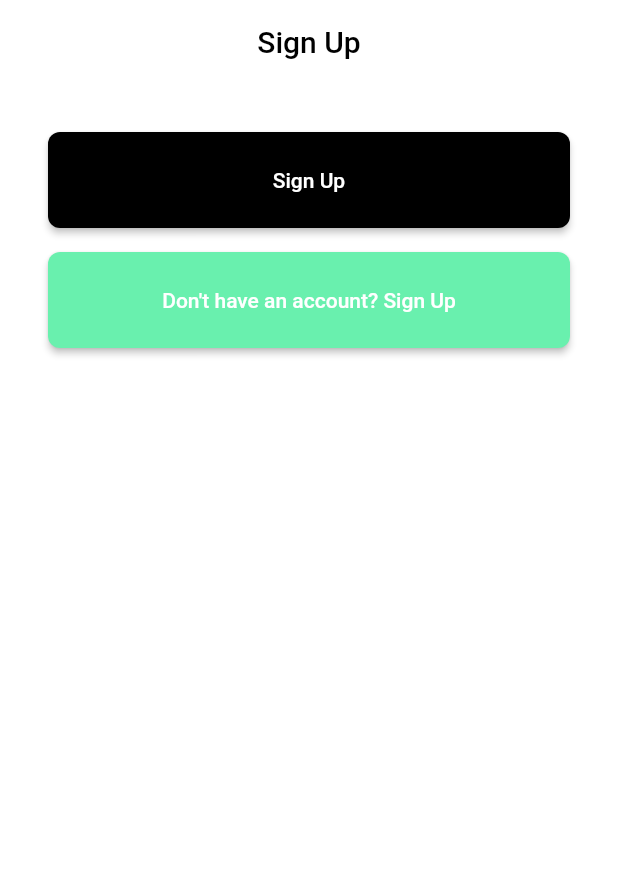
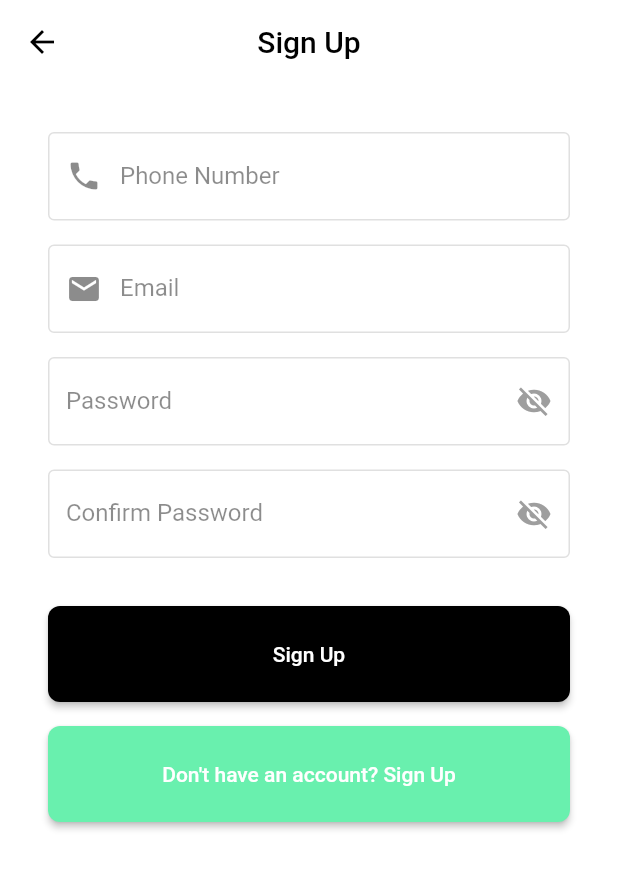
Before and after one commit to kayzkenny/cabify, a Flutter app: the screen it shows after launch, after a tap on an icon or button, on a phone screen of 412 x 824 dp. Shown: the top 869 px of the screen. Run offline on Flutter 3.47's test engine with Material 2 defaults, Android fonts, the phone set to English and light mode, and no system bars; our stand-ins replace firebase_core, flutter_hooks; accounts and stored records are empty.

Commit message:
style: update signup page ui

```diff
--- a/lib/main.dart
+++ b/lib/main.dart
@@ -18,6 +18,9 @@ class App extends StatelessWidget {
     return MaterialApp(
       debugShowCheckedModeBanner: false,
       title: 'Cabify',
+      theme: ThemeData(
+        primaryColor: Colors.greenAccent,
+      ),
       onGenerateRoute: (settings) {
         if (settings.name == '/') {
           return MaterialPageRoute(
--- a/lib/pages/authenticate/signup_page.dart
+++ b/lib/pages/authenticate/signup_page.dart
@@ -1,12 +1,24 @@
 import 'package:flutter/material.dart';
+import 'package:flutter/services.dart';
+import 'package:flutter_hooks/flutter_hooks.dart';
+import 'package:cabify/pages/shared/constants.dart';
 
-class SignUpPage extends StatelessWidget {
+class SignUpPage extends HookWidget {
   SignUpPage({Key key}) : super(key: key);
 
   final formKey = GlobalKey<FormState>();
 
   @override
   Widget build(BuildContext context) {
+    final passwordHidden = useState(true);
+    final emailController = useTextEditingController();
+    final passwordController = useTextEditingController();
+    final phoneNumberController = useTextEditingController();
+    final confirmPasswordController = useTextEditingController();
+
+    void togglePasswordVisibility() =>
+        passwordHidden.value = !passwordHidden.value;
+
     return Scaffold(
       appBar: AppBar(
         centerTitle: true,
@@ -27,13 +39,119 @@ class SignUpPage extends StatelessWidget {
               crossAxisAlignment: CrossAxisAlignment.stretch,
               mainAxisAlignment: MainAxisAlignment.end,
               children: [
+                TextFormField(
+                  decoration: kFormInputDecoration.copyWith(
+                    labelText: 'Phone Number',
+                    hintText: 'Phone Number',
+                    prefixIcon: Icon(Icons.phone),
+                  ),
+                  cursorColor: Colors.black12,
+                  validator: (value) => value.isEmpty ? 'Enter an email' : null,
+                  controller: phoneNumberController,
+                  keyboardType: TextInputType.phone,
+                  inputFormatters: <TextInputFormatter>[
+                    FilteringTextInputFormatter.allow(RegExp(r'[0-9]')),
+                  ],
+                ),
+                SizedBox(height: 16.0),
+                TextFormField(
+                  decoration: kFormInputDecoration.copyWith(
+                    labelText: 'Email',
+                    hintText: 'Email',
+                    prefixIcon: Icon(Icons.email),
+                  ),
+                  cursorColor: Colors.black12,
+                  validator: (value) => value.isEmpty ? 'Enter an email' : null,
+                  controller: emailController,
+                  keyboardType: TextInputType.emailAddress,
+                ),
+                SizedBox(height: 16.0),
+                Stack(
+                  alignment: Alignment.centerRight,
+                  children: [
+                    TextFormField(
+                      decoration: kFormInputDecoration.copyWith(
+                        labelText: 'Password',
+                        hintText: '********',
+                      ),
+                      obscureText: passwordHidden.value,
+                      validator: (value) =>
+                          value.isEmpty ? 'Enter an email' : null,
+                      controller: passwordController,
+                      keyboardType: TextInputType.visiblePassword,
+                      cursorColor: Colors.black12,
+                    ),
+                    passwordHidden.value
+                        ? IconButton(
+                            icon: Icon(Icons.visibility_off),
+                            color: Colors.grey,
+                            onPressed: () {
+                              togglePasswordVisibility();
+                            },
+                          )
+                        : IconButton(
+                            icon: Icon(Icons.visibility),
+                            color: Colors.grey,
+                            onPressed: () {
+                              togglePasswordVisibility();
+                            },
+                          ),
+                  ],
+                ),
+                SizedBox(height: 16.0),
+                Stack(
+                  alignment: Alignment.centerRight,
+                  children: [
+                    TextFormField(
+                      decoration: kFormInputDecoration.copyWith(
+                        labelText: 'Confirm Password',
+                        hintText: '********',
+                      ),
+                      validator: (value) {
+                        if (value.isEmpty) {
+                          return 'Enter an email';
+                        }
+
+                        if (value != passwordController.value.text) {
+                          return 'Passwords don\'t match';
+                        }
+
+                        return null;
+                      },
+                      controller: confirmPasswordController,
+                      obscureText: passwordHidden.value,
+                      keyboardType: TextInputType.visiblePassword,
+                      cursorColor: Colors.black12,
+                    ),
+                    passwordHidden.value
+                        ? IconButton(
+                            icon: Icon(Icons.visibility_off),
+                            color: Colors.grey,
+                            onPressed: () {
+                              togglePasswordVisibility();
+                            },
+                          )
+                        : IconButton(
+                            icon: Icon(Icons.visibility),
+                            color: Colors.grey,
+                            onPressed: () {
+                              togglePasswordVisibility();
+                            },
+                          ),
+                  ],
+                ),
+                SizedBox(height: 32.0),
                 SizedBox(
                   height: 64.0,
                   child: RaisedButton(
                     shape: RoundedRectangleBorder(
                       borderRadius: BorderRadius.circular(8.0),
                     ),
-                    onPressed: () {},
+                    onPressed: () {
+                      if (formKey.currentState.validate()) {
+                        print("form ok");
+                      }
+                    },
                     child: Text("Sign Up"),
                     elevation: 2.0,
                     color: Colors.black,
--- /dev/null
+++ b/lib/pages/shared/constants.dart
@@ -0,0 +1,11 @@
+import 'package:flutter/material.dart';
+
+const kFormInputDecoration = InputDecoration(
+  focusedBorder: OutlineInputBorder(
+    borderSide: BorderSide(color: Colors.greenAccent, width: 1.0),
+  ),
+  enabledBorder: OutlineInputBorder(
+    borderSide: BorderSide(color: Colors.black12, width: 1.0),
+  ),
+  labelStyle: TextStyle(color: Colors.black45),
+);
```
